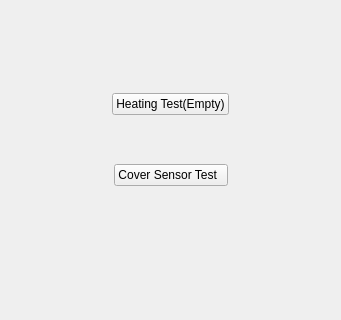
The window that ServiceSW/Master/Components/Diagnostics/Forms/Oven.ui (Liyezhong/Master) describes before a commit, drawn with Qt 5.
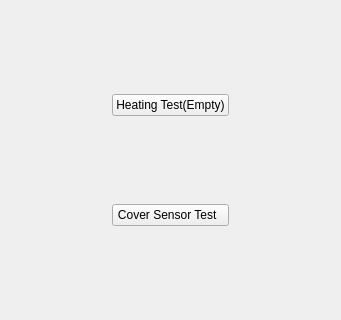
The same window after the commit.

Diff of the .ui file:
```diff
--- a/ServiceSW/Master/Components/Diagnostics/Forms/Oven.ui
+++ b/ServiceSW/Master/Components/Diagnostics/Forms/Oven.ui
@@ -13,186 +13,74 @@
   <property name="windowTitle">
    <string>Form</string>
   </property>
-  <layout class="QVBoxLayout" name="verticalLayout">
-   <item>
-    <spacer name="verticalSpacer">
+  <layout class="QGridLayout" name="gridLayout">
+   <item row="0" column="1">
+    <spacer name="verticalSpacer_2">
      <property name="orientation">
       <enum>Qt::Vertical</enum>
      </property>
      <property name="sizeHint" stdset="0">
       <size>
        <width>20</width>
-       <height>39</height>
+       <height>72</height>
       </size>
      </property>
     </spacer>
    </item>
-   <item>
-    <spacer name="verticalSpacer_4">
-     <property name="orientation">
-      <enum>Qt::Vertical</enum>
-     </property>
-     <property name="sizeHint" stdset="0">
-      <size>
-       <width>20</width>
-       <height>38</height>
-      </size>
-     </property>
-    </spacer>
-   </item>
-   <item>
-    <layout class="QHBoxLayout" name="horizontalLayout_2">
-     <item>
+   <item row="1" column="0">
       <spacer name="horizontalSpacer">
        <property name="orientation">
         <enum>Qt::Horizontal</enum>
        </property>
        <property name="sizeHint" stdset="0">
         <size>
-         <width>40</width>
+       <width>75</width>
          <height>20</height>
         </size>
        </property>
       </spacer>
      </item>
-     <item>
-      <spacer name="horizontalSpacer_5">
-       <property name="orientation">
-        <enum>Qt::Horizontal</enum>
-       </property>
-       <property name="sizeHint" stdset="0">
-        <size>
-         <width>40</width>
-         <height>20</height>
-        </size>
-       </property>
-      </spacer>
-     </item>
-     <item>
+   <item row="1" column="1">
       <widget class="QPushButton" name="testHeatingEmpty">
        <property name="text">
         <string>Heating Test(Empty)</string>
        </property>
       </widget>
      </item>
-     <item>
-      <spacer name="horizontalSpacer_6">
-       <property name="orientation">
-        <enum>Qt::Horizontal</enum>
-       </property>
-       <property name="sizeHint" stdset="0">
-        <size>
-         <width>31</width>
-         <height>24</height>
-        </size>
-       </property>
-      </spacer>
-     </item>
-     <item>
+   <item row="1" column="2">
       <spacer name="horizontalSpacer_2">
        <property name="orientation">
         <enum>Qt::Horizontal</enum>
        </property>
        <property name="sizeHint" stdset="0">
         <size>
-         <width>31</width>
-         <height>24</height>
+       <width>75</width>
+       <height>20</height>
         </size>
        </property>
       </spacer>
      </item>
-    </layout>
-   </item>
-   <item>
-    <spacer name="verticalSpacer_2">
+   <item row="2" column="1">
+    <spacer name="verticalSpacer">
      <property name="orientation">
       <enum>Qt::Vertical</enum>
      </property>
      <property name="sizeHint" stdset="0">
       <size>
        <width>20</width>
-       <height>39</height>
+       <height>71</height>
       </size>
      </property>
     </spacer>
    </item>
-   <item>
-    <layout class="QHBoxLayout" name="horizontalLayout">
-     <item>
-      <spacer name="horizontalSpacer_3">
-       <property name="orientation">
-        <enum>Qt::Horizontal</enum>
-       </property>
-       <property name="sizeHint" stdset="0">
-        <size>
-         <width>40</width>
-         <height>20</height>
-        </size>
-       </property>
-      </spacer>
-     </item>
-     <item>
-      <spacer name="horizontalSpacer_7">
-       <property name="orientation">
-        <enum>Qt::Horizontal</enum>
-       </property>
-       <property name="sizeHint" stdset="0">
-        <size>
-         <width>40</width>
-         <height>20</height>
-        </size>
-       </property>
-      </spacer>
-     </item>
-     <item>
+   <item row="3" column="1">
       <widget class="QPushButton" name="testCoverSensor">
        <property name="text">
         <string>Cover Sensor Test  </string>
        </property>
       </widget>
      </item>
-     <item>
-      <spacer name="horizontalSpacer_4">
-       <property name="orientation">
-        <enum>Qt::Horizontal</enum>
-       </property>
-       <property name="sizeHint" stdset="0">
-        <size>
-         <width>30</width>
-         <height>24</height>
-        </size>
-       </property>
-      </spacer>
-     </item>
-     <item>
-      <spacer name="horizontalSpacer_8">
-       <property name="orientation">
-        <enum>Qt::Horizontal</enum>
-       </property>
-       <property name="sizeHint" stdset="0">
-        <size>
-         <width>30</width>
-         <height>24</height>
-        </size>
-       </property>
-      </spacer>
-     </item>
-    </layout>
-   </item>
-   <item>
-    <spacer name="verticalSpacer_5">
-     <property name="orientation">
-      <enum>Qt::Vertical</enum>
-     </property>
-     <property name="sizeHint" stdset="0">
-      <size>
-       <width>20</width>
-       <height>23</height>
-      </size>
-     </property>
-    </spacer>
-   </item>
-   <item>
+   <item row="4" column="1">
     <spacer name="verticalSpacer_3">
      <property name="orientation">
       <enum>Qt::Vertical</enum>
@@ -200,20 +88,7 @@
      <property name="sizeHint" stdset="0">
       <size>
        <width>20</width>
-       <height>22</height>
-      </size>
-     </property>
-    </spacer>
-   </item>
-   <item>
-    <spacer name="verticalSpacer_6">
-     <property name="orientation">
-      <enum>Qt::Vertical</enum>
-     </property>
-     <property name="sizeHint" stdset="0">
-      <size>
-       <width>20</width>
-       <height>23</height>
+       <height>72</height>
       </size>
      </property>
     </spacer>
```
Lines whose indentation alone changed are shown as unchanged.
